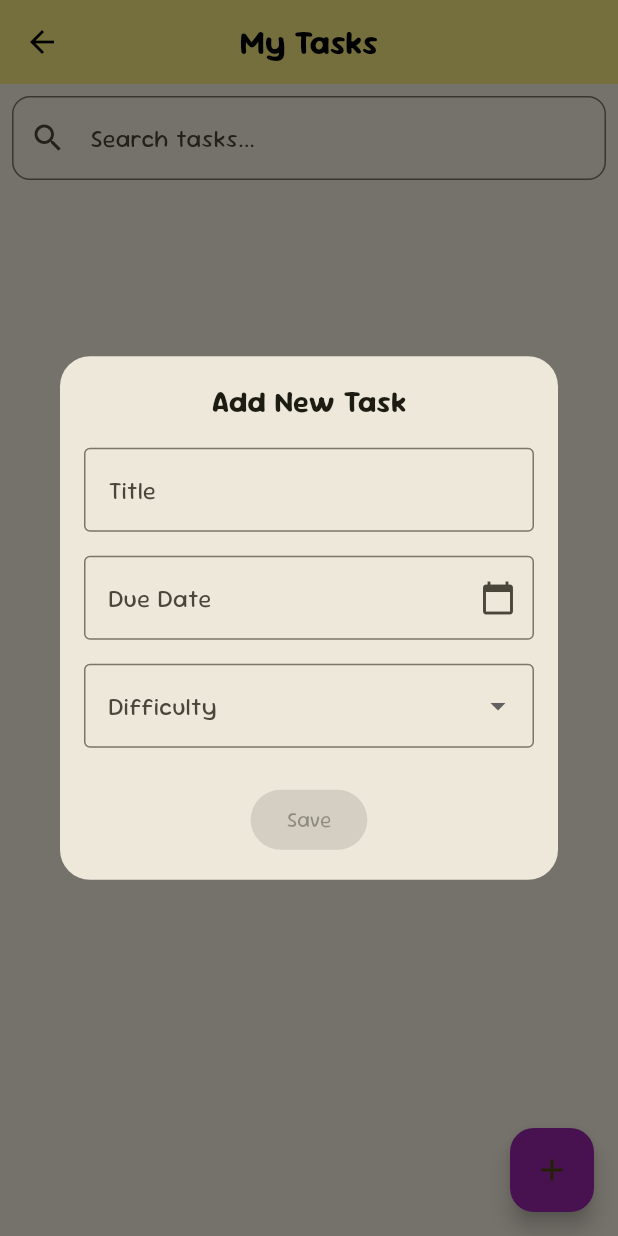
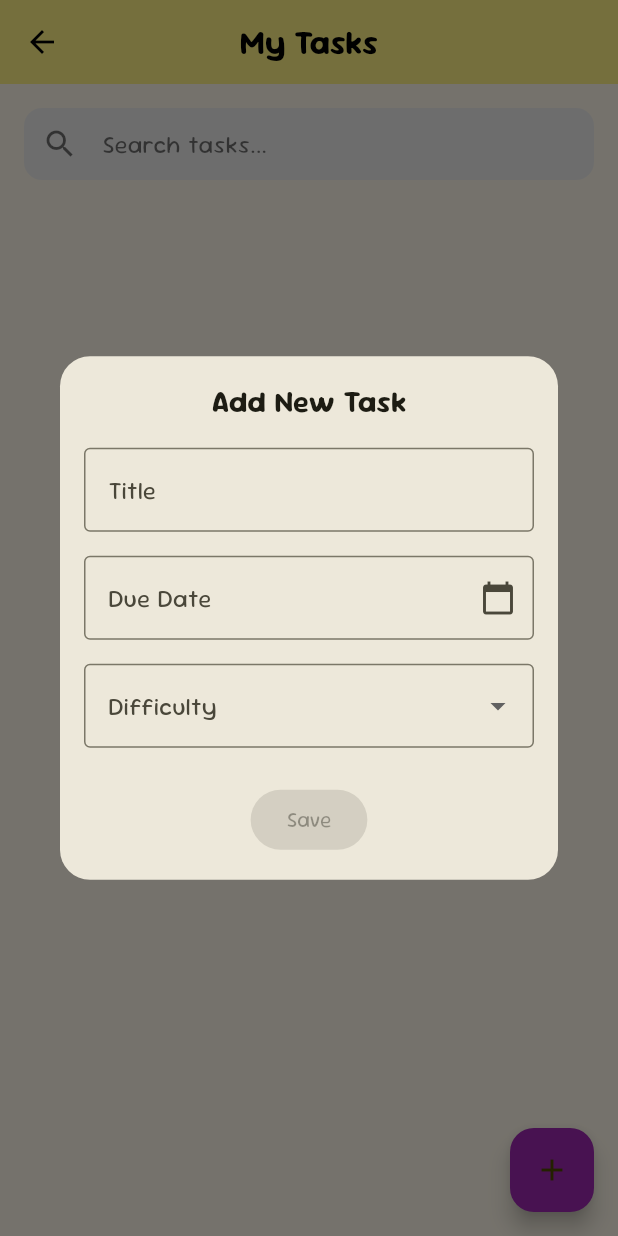
Before and after one commit to farrelputras/fp_tekber_kel4_notes, a Flutter app: the MyTaskScreen screen opened directly, after a tap on the "add" icon, on a phone screen of 412 x 824 dp. Run offline on Flutter 3.47's test engine with Material 3 defaults, Android fonts, the phone set to English and light mode, and no system bars; our stand-ins replace cloud_firestore, firebase_core, get; accounts and stored records are empty.

Commit message:
olid UI task n folder

```diff
--- a/lib/screens/my_task_screen.dart
+++ b/lib/screens/my_task_screen.dart
@@ -32,23 +32,36 @@ class _MyTaskScreenState extends State<MyTaskScreen> {
   }
 
   @override
+  void dispose() {
+    _searchController.dispose();
+    super.dispose();
+  }
+
+  @override
   Widget build(BuildContext context) {
     return Scaffold(
       appBar: AppBar(
-        backgroundColor: const Color.fromARGB(255, 255, 243, 132),
+        backgroundColor: const Color.fromARGB(255, 255, 243, 132), // Warna kuning terang
         elevation: 0,
         centerTitle: true,
         title: const Text(
           "My Tasks",
           style: TextStyle(color: Colors.black, fontWeight: FontWeight.bold),
         ),
-        iconTheme: const IconThemeData(color: Colors.black),
+        iconTheme: const IconThemeData(color: Colors.black), // Ikon hitam
       ),
       body: Column(
         children: [
           // Search bar
           Padding(
-            padding: const EdgeInsets.all(8.0),
+            padding: const EdgeInsets.all(16.0),
+            child: Container(
+              decoration: BoxDecoration(
+                color: Theme.of(context).brightness == Brightness.dark
+                    ? Colors.grey.shade800
+                    : Colors.grey.shade200,
+                borderRadius: BorderRadius.circular(12),
+              ),
               child: TextField(
                 controller: _searchController,
                 onChanged: (value) {
@@ -56,11 +69,31 @@ class _MyTaskScreenState extends State<MyTaskScreen> {
                     _searchQuery = value.toLowerCase();
                   });
                 },
+                style: TextStyle(
+                  color: Theme.of(context).brightness == Brightness.dark
+                      ? Colors.white
+                      : Colors.black,
+                ),
+                cursorColor: Theme.of(context).brightness == Brightness.dark
+                    ? Colors.white
+                    : Colors.black,
                 decoration: InputDecoration(
-                hintText: "Search tasks...",
-                prefixIcon: const Icon(Icons.search),
-                border: OutlineInputBorder(
-                  borderRadius: BorderRadius.circular(12),
+                  isCollapsed: true,
+                  prefixIcon: Icon(
+                    Icons.search,
+                    color: Theme.of(context).brightness == Brightness.dark
+                        ? Colors.white54
+                        : Colors.black54,
+                  ),
+                  hintText: 'Search tasks...',
+                  hintStyle: TextStyle(
+                    color: Theme.of(context).brightness == Brightness.dark
+                        ? Colors.white54
+                        : Colors.black54,
+                  ),
+                  border: InputBorder.none,
+                  contentPadding:
+                      const EdgeInsets.symmetric(vertical: 12, horizontal: 16),
                 ),
               ),
             ),
@@ -100,8 +133,10 @@ class _MyTaskScreenState extends State<MyTaskScreen> {
                           horizontal: 8, vertical: 4),
                       padding: const EdgeInsets.all(10),
                       decoration: BoxDecoration(
-                        border: Border.all(color: Colors.grey),
-                        borderRadius: BorderRadius.circular(10),
+                        color: Theme.of(context).brightness == Brightness.dark
+                            ? const Color.fromARGB(255, 0, 0, 0)
+                            : Colors.grey.shade100,
+                        borderRadius: BorderRadius.circular(12),
                       ),
                       child: ListTile(
                         title: Text(
```
Also changed, not shown: lib/screens/my_folder_screen.dart (+57 -14 lines). Lines whose indentation alone changed are shown as unchanged.
